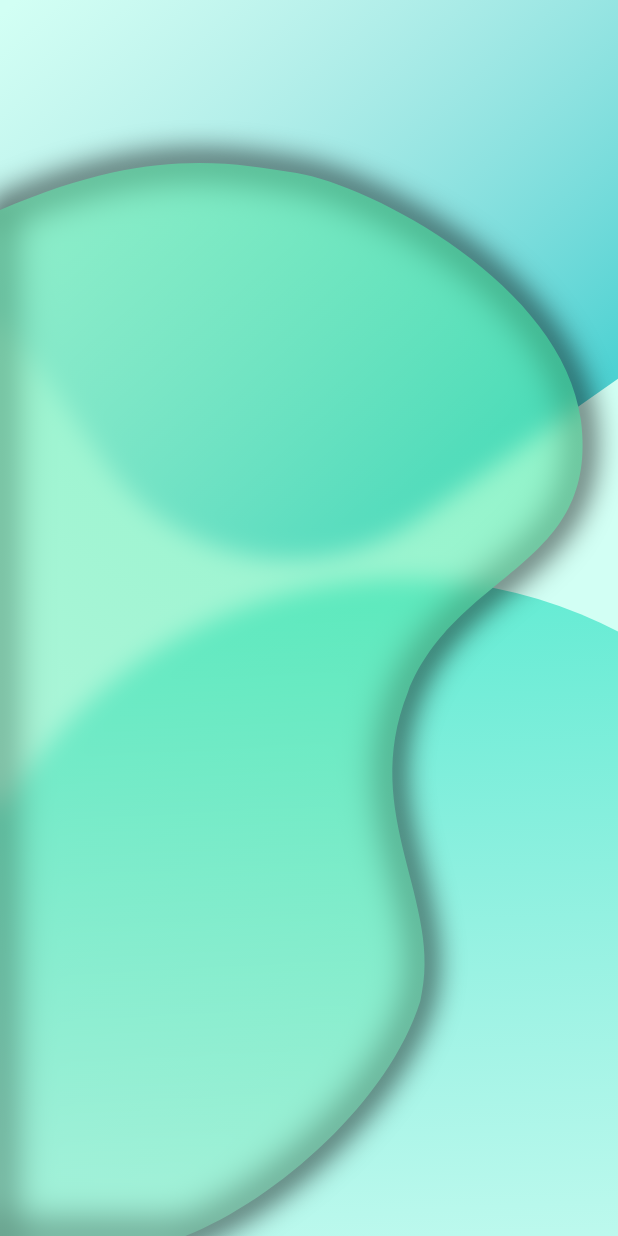
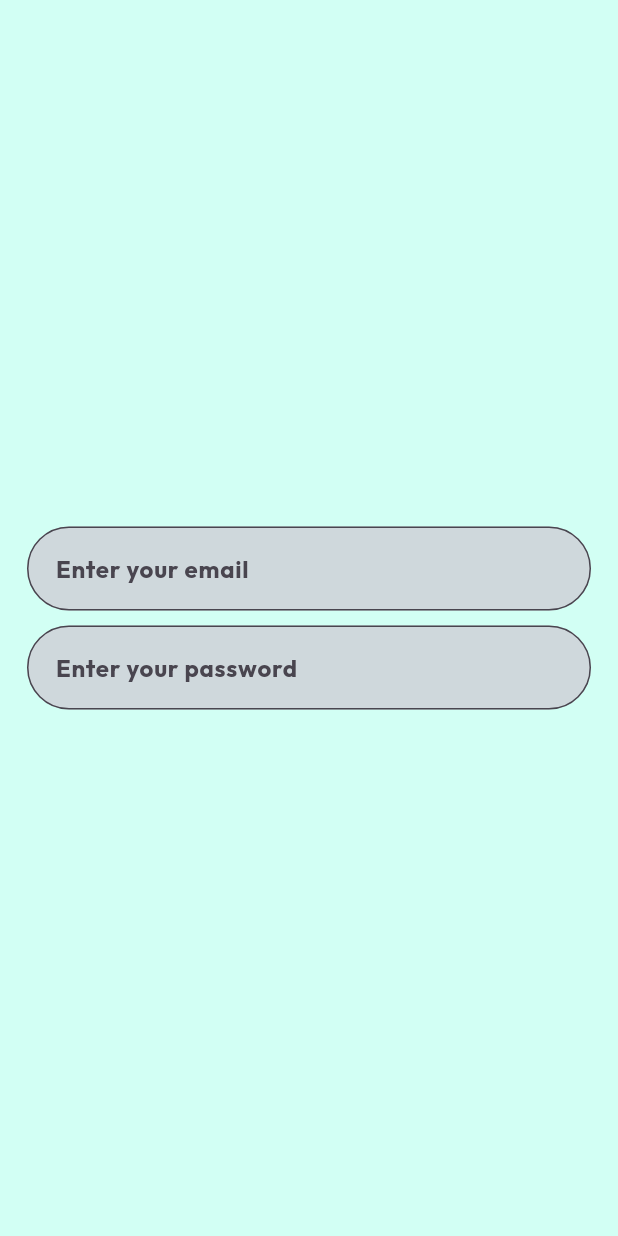
Before and after one commit to Mottakin890/firebase-learning, a Flutter app: the screen it shows after launch, after a tap on "Sign In", on a phone screen of 412 x 824 dp. Run offline on Flutter 3.47's test engine with Material 3 defaults, Android fonts, the phone set to English and light mode, and no system bars.

Commit message:
feat(login-page): Log in page added successfully.

```diff
--- /dev/null
+++ b/lib/colors.dart
@@ -0,0 +1,8 @@
+import 'package:flutter/material.dart';
+
+class AppColors {
+  //Colors
+  static final Color bgColor = Color(0xFFD2FFF4);
+  static final Color primaryColor = Color(0xFF2D5D70);
+  static final Color secondaryColor = Color(0xFF265DAB);
+}
--- a/lib/home_page.dart
+++ b/lib/home_page.dart
@@ -1,11 +1,9 @@
+import 'package:firebase_learning/colors.dart';
 import 'package:firebase_learning/login_screen.dart';
 import 'package:firebase_learning/sign_up_screen.dart';
 import 'package:flutter/material.dart';
 
-//Colors
-const Color bgColor = Color(0xFFD2FFF4);
-const Color primaryColor = Color(0xFF2D5D70);
-const Color secondaryColor = Color(0xFF265DAB);
+
 
 class HomePage extends StatefulWidget {
   const HomePage({super.key});
@@ -31,7 +29,7 @@ class _HomePageState extends State<HomePage> {
                 height: 40,
                 width: 150,
                 decoration: BoxDecoration(
-                  color: primaryColor,
+                  color: AppColors.primaryColor,
                   borderRadius: .circular(20),
                 ),
                 child: Center(
@@ -64,7 +62,7 @@ class _HomePageState extends State<HomePage> {
                   child: Text(
                     'Sign In',
                     style: TextStyle(
-                      color: primaryColor,
+                      color: AppColors.primaryColor,
                       fontSize: 18,
                       fontWeight: .bold,
                     ),
--- a/lib/login_screen.dart
+++ b/lib/login_screen.dart
@@ -1,7 +1,5 @@
-import 'dart:ui';
-
+import 'package:firebase_learning/form_validator.dart';
 import 'package:flutter/material.dart';
-import 'dart:math' as math;
 
 class LoginScreen extends StatefulWidget {
   const LoginScreen({super.key});
@@ -11,158 +9,62 @@ class LoginScreen extends StatefulWidget {
 }
 
 class _LoginScreenState extends State<LoginScreen> {
-  Widget _topWidget(double screenWidth) {
-    return Transform.rotate(
-      angle: -35 * math.pi / 180,
-      child: Container(
-        width: 1.2 * screenWidth,
-        height: 1.2 * screenWidth,
-        decoration: BoxDecoration(
-          borderRadius: BorderRadius.circular(150),
-          gradient: LinearGradient(
-            begin: Alignment(-0.2, -0.8),
-            end: Alignment.bottomCenter,
-            colors: [Color(0x007CBFCF), Color(0xB316BFC4)],
+  final _formKey = GlobalKey<FormState>();
+  final _emailController = TextEditingController();
+  final _passwordController = TextEditingController();
+
+  @override
+  Widget build(BuildContext context) {
+    return Scaffold(
+      body: Center(
+        child: Form(
+          key: _formKey,
+          child: Column(
+            mainAxisAlignment: .center,
+            children: <Widget>[
+              Padding(
+                padding: const EdgeInsets.symmetric(horizontal: 18),
+                child: TextFormField(
+                  controller: _emailController,
+                  validator: FormValidators.validateEmail,
+                  decoration: InputDecoration(
+                    filled: true,
+                    fillColor: Colors.blueGrey.shade100,
+                    hintText: 'Enter your email',
+                    hintStyle: TextStyle(fontWeight: .bold),
+                    border: OutlineInputBorder(
+                      borderRadius: BorderRadius.circular(50),
+                      borderSide: BorderSide(color: Colors.grey, width: 0.4),
+                      gapPadding: 7,
+                    ),
+                  ),
+                ),
+              ),
+
+              const SizedBox(height: 10),
+
+              Padding(
+                padding: const EdgeInsets.symmetric(horizontal: 18),
+                child: TextFormField(
+                  controller: _passwordController,
+                  validator: FormValidators.validatePassword,
+                  decoration: InputDecoration(
+                    filled: true,
+                    fillColor: Colors.blueGrey.shade100,
+                    hintText: 'Enter your password',
+                    hintStyle: TextStyle(fontWeight: .bold),
+                    border: OutlineInputBorder(
+                      borderRadius: BorderRadius.circular(50),
+                      borderSide: BorderSide(color: Colors.grey, width: 0.4),
+                      gapPadding: 7,
+                    ),
+                  ),
+                ),
+              ),
+            ],
           ),
         ),
       ),
     );
   }
-
-  Widget _bottomWidget(double screenWidth) {
-    return Container(
-      height: 1.5 * screenWidth,
-      width: 1.5 * screenWidth,
-      decoration: BoxDecoration(
-        shape: .circle,
-        gradient: LinearGradient(
-          begin: Alignment(0.6, -1.1),
-          end: Alignment(0.7, 0.8),
-          colors: [Color(0xDB4BE8CC), Color(0x005CDBCF)],
-        ),
-      ),
-    );
-  }
-
-  Widget _centerWidget({required Size size}) {
-    final width = size.width;
-    final height = size.height;
-    final path = Path();
-    path.moveTo(0, 0.17 * height);
-    path.cubicTo(
-      0.23 * width,
-      0.12 * height,
-      0.36 * width,
-      0.13 * height,
-      0.48 * width,
-      0.14 * height,
-    );
-    path.cubicTo(
-      0.6 * width,
-      0.15 * height,
-      0.91 * width,
-      0.23 * height,
-      0.94 * width,
-      0.34 * height,
-    );
-    path.cubicTo(
-      0.97 * width,
-      0.46 * height,
-      0.74 * width,
-      0.46 * height,
-      0.66 * width,
-      0.56 * height,
-    );
-    path.cubicTo(
-      0.58 * width,
-      0.66 * height,
-      0.72 * width,
-      0.73 * height,
-      0.68 * width,
-      0.81 * height,
-    );
-    path.cubicTo(
-      0.63 * width,
-      0.89 * height,
-      0.45 * width,
-      0.97 * height,
-      0.3 * width,
-      height,
-    );
-    path.lineTo(0, height);
-    path.close();
-    return Stack(
-      children: [
-        CustomPaint(painter: CustompainterWidget(path: path)),
-        ClipPath(
-          clipper: CenterWidgetClipper(path: path),
-          child: BackdropFilter(
-            filter: ImageFilter.blur(sigmaX: 8, sigmaY: 8),
-            child: Container(
-              decoration: BoxDecoration(
-                gradient: LinearGradient(
-                  colors: [Color(0x803DE896), Color(0x4D76E3AE)],
-                  begin: Alignment(1, -0.6),
-                  end: Alignment(-1, 0.8),
-                ),
-              ),
-            ),
-          ),
-        ),
-      ],
-    );
-  }
-
-  @override
-  Widget build(BuildContext context) {
-    final screenSize = MediaQuery.of(context).size;
-    return Scaffold(
-      body: Stack(
-        children: [
-          Positioned(top: -160, left: -30, child: _topWidget(screenSize.width)),
-          Positioned(
-            bottom: -180,
-            left: -40,
-            child: _bottomWidget(screenSize.width),
-          ),
-          _centerWidget(size: screenSize),
-        ],
-      ),
-    );
-  }
 }
-
-class CenterWidgetClipper extends CustomClipper<Path> {
-  final Path path;
-
-  CenterWidgetClipper({required this.path});
-
-  @override
-  Path getClip(Size size) {
-    return path;
-  }
-
-  @override
-  bool shouldReclip(covariant CustomClipper<Path> oldClipper) => false;
-}
-
-class CustompainterWidget extends CustomPainter {
-  final Path path;
-
-  CustompainterWidget({required this.path});
-
-  @override
-  void paint(Canvas canvas, Size size) {
-    final paint = Paint()
-      ..style = PaintingStyle.stroke
-      ..strokeWidth = 10
-      ..imageFilter = ImageFilter.blur(sigmaX: 10, sigmaY: 10)
-      ..color = Colors.black;
-
-    canvas.drawPath(path, paint);
-  }
-
-  @override
-  bool shouldRepaint(covariant CustomPainter oldDelegate) => false;
-
-}
--- a/lib/main.dart
+++ b/lib/main.dart
@@ -1,3 +1,4 @@
+import 'package:firebase_learning/colors.dart';
 import 'package:firebase_learning/home_page.dart';
 import 'package:flutter/material.dart';
 
@@ -14,8 +15,10 @@ class MyApp extends StatelessWidget {
     return MaterialApp(
       debugShowCheckedModeBanner: false,
       theme: ThemeData(
-        scaffoldBackgroundColor: bgColor,
-        textTheme: Theme.of(context).textTheme.apply(bodyColor: primaryColor)
+        scaffoldBackgroundColor: AppColors.bgColor,
+        textTheme: Theme.of(
+          context,
+        ).textTheme.apply(bodyColor: AppColors.primaryColor, fontFamily: 'Outfit'),
       ),
       home: HomePage(),
     );
```
Also changed, not shown: lib/form_validator.dart (added, +289 -0 lines), pubspec.yaml (+14 -10 lines), assets/fonts/Outfit-Black.ttf (added), assets/fonts/Outfit-Bold.ttf (added), assets/fonts/Outfit-ExtraBold.ttf (added), assets/fonts/Outfit-Medium.ttf (added), assets/fonts/Outfit-Regular.ttf (added), assets/fonts/Outfit-SemiBold.ttf (added), assets/svg/facebook.svg (added), assets/svg/google.svg (added), pubspec.lock.
